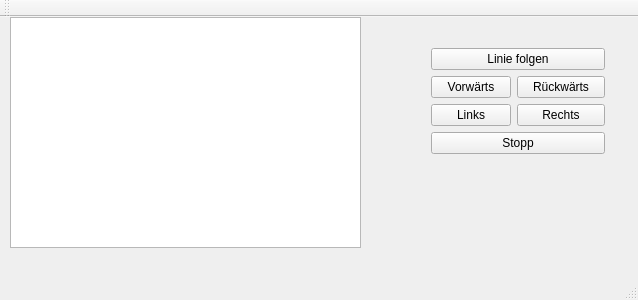
This is mainwindow.ui in MarvinStuede/pms as Qt 5 draws it before an edit. The edited form follows.
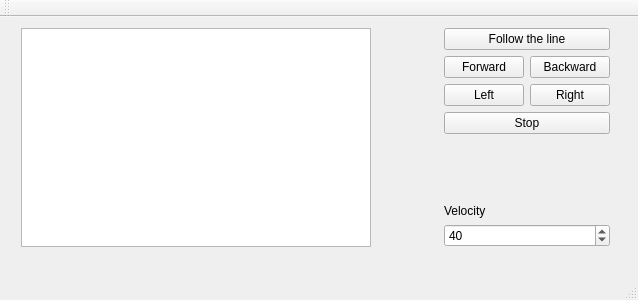
This is the edited form.

The edit to the form file:
```diff
--- a/mainwindow.ui
+++ b/mainwindow.ui
@@ -29,66 +29,116 @@
    <widget class="QWidget" name="formLayoutWidget">
     <property name="geometry">
      <rect>
-      <x>420</x>
-      <y>20</y>
-      <width>196</width>
-      <height>128</height>
+      <x>10</x>
+      <y>0</y>
+      <width>611</width>
+      <height>241</height>
      </rect>
     </property>
+    <layout class="QHBoxLayout" name="horizontalLayout">
+     <item>
+      <widget class="QListView" name="listOutput"/>
+     </item>
+     <item>
+      <spacer name="horizontalSpacer">
+       <property name="orientation">
+        <enum>Qt::Horizontal</enum>
+       </property>
+       <property name="sizeType">
+        <enum>QSizePolicy::Minimum</enum>
+       </property>
+       <property name="sizeHint" stdset="0">
+        <size>
+         <width>67</width>
+         <height>20</height>
+        </size>
+       </property>
+      </spacer>
+     </item>
+     <item>
+      <layout class="QVBoxLayout" name="verticalLayout">
+       <item>
     <layout class="QFormLayout" name="formLayout">
+         <property name="fieldGrowthPolicy">
+          <enum>QFormLayout::AllNonFixedFieldsGrow</enum>
+         </property>
+         <item row="0" column="0" colspan="2">
+          <widget class="QPushButton" name="btnLine">
+           <property name="text">
+            <string>Follow the line</string>
+           </property>
+          </widget>
+         </item>
      <item row="1" column="0">
       <widget class="QPushButton" name="btnForward">
        <property name="text">
-        <string>Vorwärts</string>
+            <string>Forward</string>
        </property>
       </widget>
      </item>
      <item row="1" column="1">
       <widget class="QPushButton" name="btnBackward">
        <property name="text">
-        <string>Rückwärts</string>
+            <string>Backward</string>
        </property>
       </widget>
      </item>
      <item row="2" column="0">
       <widget class="QPushButton" name="btnLeft">
        <property name="text">
-        <string>Links</string>
+            <string>Left</string>
        </property>
       </widget>
      </item>
      <item row="2" column="1">
       <widget class="QPushButton" name="btnRight">
        <property name="text">
-        <string>Rechts</string>
+            <string>Right</string>
        </property>
       </widget>
      </item>
      <item row="3" column="0" colspan="2">
       <widget class="QPushButton" name="btnStop">
        <property name="text">
-        <string>Stopp</string>
+            <string>Stop</string>
        </property>
       </widget>
      </item>
-     <item row="0" column="0" colspan="2">
-      <widget class="QPushButton" name="btnLine">
+        </layout>
+       </item>
+       <item>
+        <spacer name="verticalSpacer">
+         <property name="orientation">
+          <enum>Qt::Vertical</enum>
+         </property>
+         <property name="sizeHint" stdset="0">
+          <size>
+           <width>20</width>
+           <height>40</height>
+          </size>
+         </property>
+        </spacer>
+       </item>
+       <item>
+        <widget class="QLabel" name="label">
        <property name="text">
-        <string>Linie folgen</string>
+          <string>Velocity</string>
        </property>
       </widget>
      </item>
-    </layout>
-   </widget>
-   <widget class="QListView" name="listOutput">
-    <property name="geometry">
-     <rect>
-      <x>10</x>
-      <y>0</y>
-      <width>351</width>
-      <height>231</height>
-     </rect>
-    </property>
+       <item>
+        <widget class="QSpinBox" name="spnbxSpeed">
+         <property name="maximum">
+          <number>255</number>
+         </property>
+         <property name="value">
+          <number>40</number>
+         </property>
+        </widget>
+       </item>
+      </layout>
+     </item>
+    </layout>
    </widget>
   </widget>
   <widget class="QMenuBar" name="menuBar">
```
Left out of the diff: 2 changed lines with no effect on the pictures. Lines whose indentation alone changed are shown as unchanged.
